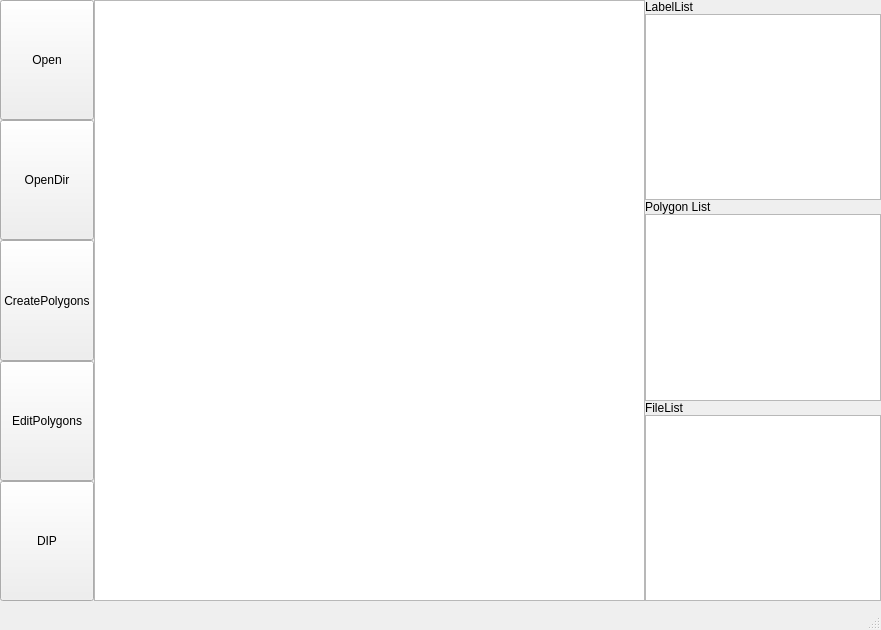
First picture: the form in MainView.ui, repository henry111383/2023NTUT_OOAD, before the edit.
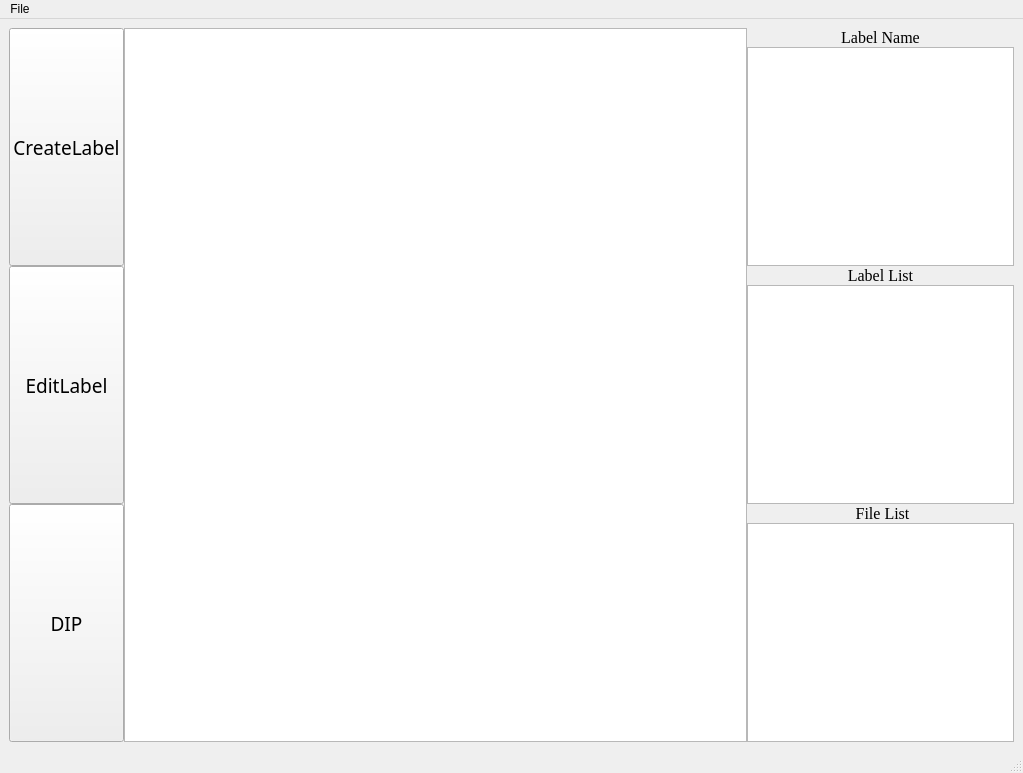
Second picture: the form after the edit.

What changed in the file:
```diff
--- a/MainView.ui
+++ b/MainView.ui
@@ -6,23 +6,16 @@
    <rect>
     <x>0</x>
     <y>0</y>
-    <width>881</width>
-    <height>630</height>
+    <width>1023</width>
+    <height>773</height>
    </rect>
   </property>
   <property name="windowTitle">
    <string>MainWindow</string>
   </property>
   <widget class="QWidget" name="centralwidget">
-   <widget class="QWidget" name="gridLayoutWidget">
-    <property name="geometry">
-     <rect>
-      <x>0</x>
-      <y>0</y>
-      <width>881</width>
-      <height>601</height>
-     </rect>
-    </property>
+   <layout class="QVBoxLayout" name="verticalLayout">
+    <item>
     <layout class="QHBoxLayout" name="horizontalLayout_1" stretch="1,7,3">
      <property name="spacing">
       <number>0</number>
@@ -32,32 +25,6 @@
        <property name="spacing">
         <number>0</number>
        </property>
-       <item>
-        <widget class="QPushButton" name="pushButton_22">
-         <property name="sizePolicy">
-          <sizepolicy hsizetype="Preferred" vsizetype="Preferred">
-           <horstretch>0</horstretch>
-           <verstretch>0</verstretch>
-          </sizepolicy>
-         </property>
-         <property name="text">
-          <string>Open</string>
-         </property>
-        </widget>
-       </item>
-       <item>
-        <widget class="QPushButton" name="pushButton_24">
-         <property name="sizePolicy">
-          <sizepolicy hsizetype="Preferred" vsizetype="Preferred">
-           <horstretch>0</horstretch>
-           <verstretch>0</verstretch>
-          </sizepolicy>
-         </property>
-         <property name="text">
-          <string>OpenDir</string>
-         </property>
-        </widget>
-       </item>
        <item>
         <widget class="QPushButton" name="pushButton_23">
          <property name="sizePolicy">
@@ -66,8 +33,14 @@
            <verstretch>0</verstretch>
           </sizepolicy>
          </property>
+          <property name="font">
+           <font>
+            <family>Agency FB</family>
+            <pointsize>14</pointsize>
+           </font>
+          </property>
          <property name="text">
-          <string>CreatePolygons</string>
+           <string>CreateLabel</string>
          </property>
         </widget>
        </item>
@@ -79,8 +52,14 @@
            <verstretch>0</verstretch>
           </sizepolicy>
          </property>
+          <property name="font">
+           <font>
+            <family>Agency FB</family>
+            <pointsize>14</pointsize>
+           </font>
+          </property>
          <property name="text">
-          <string>EditPolygons</string>
+           <string>EditLabel</string>
          </property>
         </widget>
        </item>
@@ -92,6 +71,12 @@
            <verstretch>0</verstretch>
           </sizepolicy>
          </property>
+          <property name="font">
+           <font>
+            <family>Agency FB</family>
+            <pointsize>14</pointsize>
+           </font>
+          </property>
          <property name="text">
           <string>DIP</string>
          </property>
@@ -113,8 +98,17 @@
        </property>
        <item>
         <widget class="QLabel" name="label_9">
+          <property name="font">
+           <font>
+            <family>Times New Roman</family>
+            <pointsize>12</pointsize>
+           </font>
+          </property>
          <property name="text">
-          <string>LabelList</string>
+           <string>Label Name</string>
+          </property>
+          <property name="alignment">
+           <set>Qt::AlignCenter</set>
          </property>
         </widget>
        </item>
@@ -123,8 +117,17 @@
        </item>
        <item>
         <widget class="QLabel" name="label_8">
+          <property name="font">
+           <font>
+            <family>Times New Roman</family>
+            <pointsize>12</pointsize>
+           </font>
+          </property>
          <property name="text">
-          <string>Polygon List</string>
+           <string>Label List</string>
+          </property>
+          <property name="alignment">
+           <set>Qt::AlignCenter</set>
          </property>
         </widget>
        </item>
@@ -133,8 +136,20 @@
        </item>
        <item>
         <widget class="QLabel" name="label_7">
+          <property name="font">
+           <font>
+            <family>Times New Roman</family>
+            <pointsize>12</pointsize>
+           </font>
+          </property>
+          <property name="layoutDirection">
+           <enum>Qt::LeftToRight</enum>
+          </property>
          <property name="text">
-          <string>FileList</string>
+           <string> File List</string>
+          </property>
+          <property name="alignment">
+           <set>Qt::AlignCenter</set>
          </property>
         </widget>
        </item>
@@ -144,9 +159,75 @@
       </layout>
      </item>
     </layout>
-   </widget>
-  </widget>
-  <widget class="QStatusBar" name="statusbar"/>
+    </item>
+   </layout>
+  </widget>
+  <widget class="QMenuBar" name="menuBar">
+   <property name="geometry">
+    <rect>
+     <x>0</x>
+     <y>0</y>
+     <width>1023</width>
+     <height>21</height>
+    </rect>
+   </property>
+   <widget class="QMenu" name="menuFile">
+    <property name="title">
+     <string>File</string>
+    </property>
+    <addaction name="actionOpen"/>
+    <addaction name="actionOpenDir"/>
+    <addaction name="actionSave"/>
+    <addaction name="actionSave_as"/>
+    <addaction name="separator"/>
+    <addaction name="actionExport_2"/>
+    <addaction name="actionExport_Labeels"/>
+    <addaction name="separator"/>
+    <addaction name="actionExit"/>
+   </widget>
+   <addaction name="menuFile"/>
+  </widget>
+  <widget class="QStatusBar" name="statusBar"/>
+  <action name="actionOpen">
+   <property name="text">
+    <string>OpenFile</string>
+   </property>
+  </action>
+  <action name="actionOpenDir">
+   <property name="text">
+    <string>OpenDir</string>
+   </property>
+  </action>
+  <action name="actionSave">
+   <property name="text">
+    <string>Save</string>
+   </property>
+  </action>
+  <action name="actionSave_as">
+   <property name="text">
+    <string>Save as</string>
+   </property>
+  </action>
+  <action name="actionExport">
+   <property name="text">
+    <string>Export</string>
+   </property>
+  </action>
+  <action name="actionExport_2">
+   <property name="text">
+    <string>Export Image</string>
+   </property>
+  </action>
+  <action name="actionExit">
+   <property name="text">
+    <string>Exit</string>
+   </property>
+  </action>
+  <action name="actionExport_Labeels">
+   <property name="text">
+    <string>Export Labels</string>
+   </property>
+  </action>
  </widget>
  <resources/>
  <connections/>
```
Lines whose indentation alone changed are shown as unchanged.
